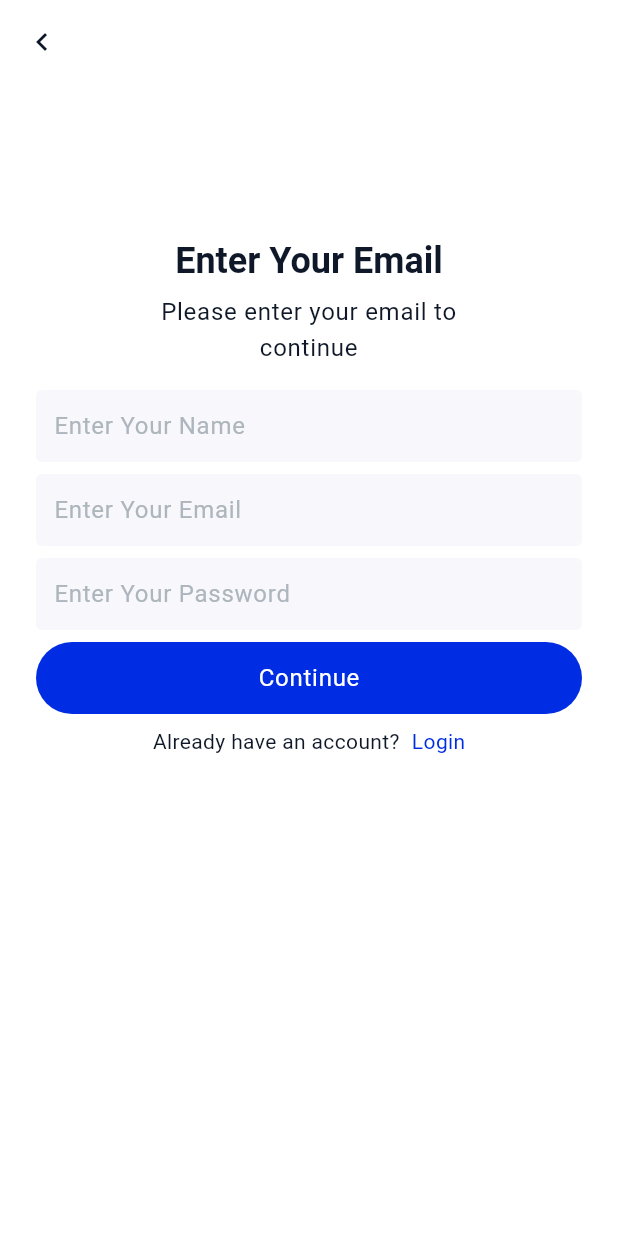
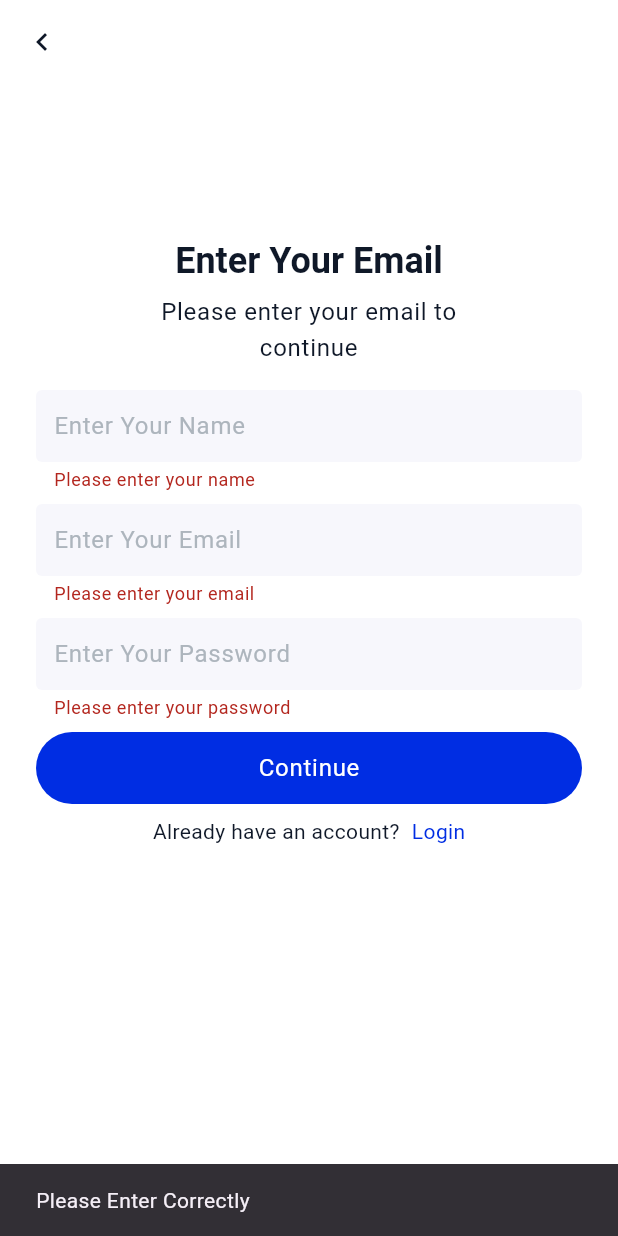
Before and after one commit to ThureinH-cloud/chat_app_riverpod, a Flutter app: the SignUpPage screen opened by its route, after a tap on "Continue", on a phone screen of 412 x 824 dp. Run offline on Flutter 3.47's test engine with Material 3 defaults, Android fonts, the phone set to English and light mode, and no system bars; our stand-ins replace dio, flutter_riverpod, get_it, go_router, pretty_dio_logger.

```diff
--- a/lib/common/const/url_const.dart
+++ b/lib/common/const/url_const.dart
@@ -1,3 +1,4 @@
 class UrlConst {
   static const String baseUrl = 'https://chatapis.rubylearner.com/';
+  static const String signup = "user/register";
 }
--- a/lib/common/routes/routes.dart
+++ b/lib/common/routes/routes.dart
@@ -1,5 +1,6 @@
 import 'package:chat_application/features/auth/login/pages/login_page.dart';
-import 'package:chat_application/features/auth/login/pages/sign_up_page.dart';
+import 'package:chat_application/features/auth/otp/pages/otp_page.dart';
+import 'package:chat_application/features/auth/sign_up/pages/sign_up_page.dart';
 import 'package:chat_application/features/splash/splash_screen.dart';
 import 'package:go_router/go_router.dart';
 
@@ -23,5 +24,11 @@ final router = GoRouter(
         return SignUpPage();
       },
     ),
+    GoRoute(
+      path: '/otp',
+      builder: (context, state) {
+        return OtpPage();
+      },
+    ),
   ],
 );
--- a/lib/features/auth/login/pages/sign_up_page.dart
+++ /dev/null
@@ -1,165 +0,0 @@
-import 'package:chat_application/common/theme/extension/color_brand.dart';
-import 'package:flutter/material.dart';
-import 'package:go_router/go_router.dart';
-
-import '../../../../common/widgets/brand_button.dart';
-
-class SignUpPage extends StatefulWidget {
-  const SignUpPage({super.key});
-
-  @override
-  State<SignUpPage> createState() => _SignUpPageState();
-}
-
-class _SignUpPageState extends State<SignUpPage> {
-  @override
-  Widget build(BuildContext context) {
-    ColorBrand colorBrand = Theme.of(context).extension<ColorBrand>()!;
-    ColorScheme colorScheme = Theme.of(context).colorScheme;
-    TextTheme textTheme = Theme.of(context).textTheme;
-    return Scaffold(
-      appBar: AppBar(
-        leading: IconButton(
-          onPressed: () {
-            context.pop();
-          },
-          icon: Icon(
-            Icons.chevron_left,
-          ),
-        ),
-      ),
-      body: Padding(
-        padding: const EdgeInsets.all(24.0),
-        child: SingleChildScrollView(
-          child: Column(
-            mainAxisAlignment: MainAxisAlignment.start,
-            children: [
-              Column(
-                children: [
-                  SizedBox(
-                    height: 80,
-                  ),
-                  Text(
-                    "Enter Your Email",
-                    style: textTheme.displayMedium?.copyWith(
-                      color: colorScheme.onSurface,
-                    ),
-                    textAlign: TextAlign.center,
-                  ),
-                  SizedBox(
-                    height: 8,
-                  ),
-                  SizedBox(
-                    width: 200,
-                    child: Text(
-                      "Please enter your email to continue",
-                      style: textTheme.bodyLarge?.copyWith(
-                        color: colorScheme.onSurface,
-                      ),
-                      textAlign: TextAlign.center,
-                    ),
-                  ),
-                ],
-              ),
-              SizedBox(
-                height: 16,
-              ),
-              TextFormField(
-                style: textTheme.bodyLarge
-                    ?.copyWith(color: colorScheme.onSurfaceVariant),
-                decoration: InputDecoration(
-                  contentPadding:
-                      EdgeInsets.symmetric(horizontal: 8, vertical: 6),
-                  fillColor: colorScheme.surfaceContainerHighest,
-                  filled: true,
-                  border: MaterialStateOutlineInputBorder.resolveWith(
-                    (_) {
-                      return OutlineInputBorder(
-                        borderRadius: BorderRadius.circular(4),
-                        borderSide: BorderSide.none,
-                      );
-                    },
-                  ),
-                  hintText: "Enter Your Name",
-                ),
-              ),
-              SizedBox(
-                height: 8,
-              ),
-              TextFormField(
-                style: textTheme.bodyLarge
-                    ?.copyWith(color: colorScheme.onSurfaceVariant),
-                decoration: InputDecoration(
-                  contentPadding:
-                      EdgeInsets.symmetric(horizontal: 8, vertical: 6),
-                  fillColor: colorScheme.surfaceContainerHighest,
-                  filled: true,
-                  border: MaterialStateOutlineInputBorder.resolveWith(
-                    (_) {
-                      return OutlineInputBorder(
-                        borderRadius: BorderRadius.circular(4),
-                        borderSide: BorderSide.none,
-                      );
-                    },
-                  ),
-                  hintText: "Enter Your Email",
-                ),
-              ),
-              SizedBox(
-                height: 8,
-              ),
-              TextFormField(
-                style: textTheme.bodyLarge
-                    ?.copyWith(color: colorScheme.onSurfaceVariant),
-                decoration: InputDecoration(
-                    contentPadding:
-                        EdgeInsets.symmetric(horizontal: 8, vertical: 6),
-                    fillColor: colorScheme.surfaceContainerHighest,
-                    filled: true,
-                    hintText: "Enter Your Password",
-                    border: MaterialStateOutlineInputBorder.resolveWith(
-                      (_) {
-                        return OutlineInputBorder(
-                            borderRadius: BorderRadius.circular(4),
-                            borderSide: BorderSide.none);
-                      },
-                    )),
-              ),
-              SizedBox(
-                height: 8,
-              ),
-              BrandButton(
-                text: "Continue",
-                onPressed: () {},
-              ),
-              SizedBox(
-                height: 8,
-              ),
-              Row(
-                mainAxisAlignment: MainAxisAlignment.center,
-                spacing: 8,
-                children: [
-                  Text(
-                    "Already have an account?",
-                    style: textTheme.bodyMedium
-                        ?.copyWith(color: colorScheme.onSurface),
-                  ),
-                  InkWell(
-                    onTap: () {
-                      context.push("/login");
-                    },
-                    child: Text(
-                      "Login",
-                      style: textTheme.bodyMedium
-                          ?.copyWith(color: colorBrand.brandDefault),
-                    ),
-                  ),
-                ],
-              ),
-            ],
-          ),
-        ),
-      ),
-    );
-  }
-}
--- /dev/null
+++ b/lib/features/auth/sign_up/data/model/sign_up_model.dart
@@ -0,0 +1,135 @@
+class SignUp {
+  SignUp({
+    this.status,
+    this.message,
+    this.data,
+  });
+
+  SignUp.fromJson(dynamic json) {
+    status = json['status'];
+    message = json['message'];
+    data = json['data'] != null ? Data.fromJson(json['data']) : null;
+  }
+  bool? status;
+  String? message;
+  Data? data;
+  SignUp copyWith({
+    bool? status,
+    String? message,
+    Data? data,
+  }) =>
+      SignUp(
+        status: status ?? this.status,
+        message: message ?? this.message,
+        data: data ?? this.data,
+      );
+  Map<String, dynamic> toJson() {
+    final map = <String, dynamic>{};
+    map['status'] = status;
+    map['message'] = message;
+    if (data != null) {
+      map['data'] = data?.toJson();
+    }
+    return map;
+  }
+}
+
+class Data {
+  Data({
+    this.user,
+    this.token,
+  });
+
+  Data.fromJson(dynamic json) {
+    user = json['user'] != null ? User.fromJson(json['user']) : null;
+    token = json['token'];
+  }
+  User? user;
+  String? token;
+  Data copyWith({
+    User? user,
+    String? token,
+  }) =>
+      Data(
+        user: user ?? this.user,
+        token: token ?? this.token,
+      );
+  Map<String, dynamic> toJson() {
+    final map = <String, dynamic>{};
+    if (user != null) {
+      map['user'] = user?.toJson();
+    }
+    map['token'] = token;
+    return map;
+  }
+}
+
+class User {
+  User({
+    this.id,
+    this.name,
+    this.cover,
+    this.email,
+    this.isVerified,
+    this.isBanned,
+    this.createdAt,
+    this.updatedAt,
+    this.v,
+  });
+
+  User.fromJson(dynamic json) {
+    id = json['_id'];
+    name = json['name'];
+    cover = json['cover'];
+    email = json['email'];
+    isVerified = json['is_verified'];
+    isBanned = json['is_banned'];
+    createdAt = json['createdAt'];
+    updatedAt = json['updatedAt'];
+    v = json['__v'];
+  }
+  String? id;
+  String? name;
+  dynamic cover;
+  String? email;
+  bool? isVerified;
+  bool? isBanned;
+  String? createdAt;
+  String? updatedAt;
+  num? v;
+  User copyWith({
+    String? id,
+    String? name,
+    dynamic cover,
+    String? email,
+    bool? isVerified,
+    bool? isBanned,
+    String? createdAt,
+    String? updatedAt,
+    num? v,
+  }) =>
+      User(
+        id: id ?? this.id,
+        name: name ?? this.name,
+        cover: cover ?? this.cover,
+        email: email ?? this.email,
+        isVerified: isVerified ?? this.isVerified,
+        isBanned: isBanned ?? this.isBanned,
+        createdAt: createdAt ?? this.createdAt,
+        updatedAt: updatedAt ?? this.updatedAt,
+        v: v ?? this.v,
+      );
+  Map<String, dynamic> toJson() {
+    final map = <String, dynamic>{};
+    map['_id'] = id;
+    map['name'] = name;
+    map['cover'] = cover;
+    map['email'] = email;
+    map['is_verified'] = isVerified;
+    map['is_banned'] = isBanned;
+    map['createdAt'] = createdAt;
+    map['updatedAt'] = updatedAt;
+    map['__v'] = v;
+    return map;
+  }
+}
--- /dev/null
+++ b/lib/features/auth/sign_up/data/services/signup_service.dart
@@ -0,0 +1,17 @@
+import 'package:chat_application/common/const/url_const.dart';
+import 'package:chat_application/di/locator.dart';
+import 'package:chat_application/features/auth/sign_up/data/model/sign_up_model.dart';
+import 'package:dio/dio.dart';
+
+class SignUpService {
+  final Dio _dio = getIt.get();
+  Future<SignUp> signup({
+    required String name,
+    required String email,
+    required String password,
+  }) async {
+    final res = await _dio.post(UrlConst.signup,
+        data: {"name": name, "email": email, "password": password});
+    return SignUp.fromJson(res.data);
+  }
+}
--- /dev/null
+++ b/lib/features/auth/sign_up/notifier/sign_up_state_model.dart
@@ -0,0 +1,28 @@
+import 'package:chat_application/features/auth/sign_up/data/model/sign_up_model.dart';
+
+class SignUpStateModel {
+  final bool isLoading;
+  final bool isSuccess;
+  final bool isFailed;
+  final SignUp? signUp;
+
+  SignUpStateModel({
+    this.isLoading = false,
+    this.isSuccess = false,
+    this.isFailed = false,
+    this.signUp,
+  });
+
+  SignUpStateModel copyWith({
+    bool? isLoading,
+    bool? isSuccess,
+    bool? isFailed,
+    SignUp? signUp,
+  }) {
+    return SignUpStateModel(
+        isLoading: isLoading ?? this.isLoading,
+        isSuccess: isSuccess ?? this.isSuccess,
+        isFailed: isFailed ?? this.isFailed,
+        signUp: signUp ?? this.signUp);
+  }
+}
--- /dev/null
+++ b/lib/features/auth/sign_up/notifier/sign_up_state_notifier.dart
@@ -0,0 +1,32 @@
+import 'package:chat_application/features/auth/sign_up/data/model/sign_up_model.dart';
+import 'package:chat_application/features/auth/sign_up/data/services/signup_service.dart';
+import 'package:chat_application/features/auth/sign_up/notifier/sign_up_state_model.dart';
+import 'package:flutter_riverpod/flutter_riverpod.dart';
+
+typedef SignUpStateProvider
+    = NotifierProvider<SignUpStateNotifier, SignUpStateModel>;
+
+class SignUpStateNotifier extends Notifier<SignUpStateModel> {
+  final SignUpService _signUpService = SignUpService();
+  @override
+  SignUpStateModel build() {
+    // TODO: implement build
+    return SignUpStateModel();
+  }
+
+  void signUp({
+    required String name,
+    required String email,
+    required String password,
+  }) async {
+    try {
+      state = state.copyWith(isLoading: true);
+      SignUp signUp = await _signUpService.signup(
+          name: name, email: email, password: password);
+      state = state.copyWith(isLoading: false, signUp: signUp);
+    } catch (e) {
+      print(e.toString());
+      state = state.copyWith(isLoading: false, isFailed: true);
+    }
+  }
+}
--- /dev/null
+++ b/lib/features/auth/sign_up/pages/sign_up_page.dart
@@ -0,0 +1,241 @@
+import 'package:chat_application/common/theme/extension/color_brand.dart';
+import 'package:chat_application/features/auth/sign_up/notifier/sign_up_state_model.dart';
+import 'package:chat_application/features/auth/sign_up/notifier/sign_up_state_notifier.dart';
+import 'package:flutter/material.dart';
+import 'package:flutter_riverpod/flutter_riverpod.dart';
+import 'package:go_router/go_router.dart';
+
+import '../../../../common/widgets/brand_button.dart';
+
+class SignUpPage extends ConsumerStatefulWidget {
+  const SignUpPage({super.key});
+
+  @override
+  ConsumerState<SignUpPage> createState() => _SignUpPageState();
+}
+
+class _SignUpPageState extends ConsumerState<SignUpPage> {
+  final SignUpStateProvider _provider = SignUpStateProvider(
+    () => SignUpStateNotifier(),
+  );
+  final _formKey = GlobalKey<FormState>();
+
+  final TextEditingController _nameController = TextEditingController();
+  final TextEditingController _emailController = TextEditingController();
+  final TextEditingController _passwordController = TextEditingController();
+  @override
+  Widget build(BuildContext context) {
+    ColorBrand colorBrand = Theme.of(context).extension<ColorBrand>()!;
+    ColorScheme colorScheme = Theme.of(context).colorScheme;
+    TextTheme textTheme = Theme.of(context).textTheme;
+    SignUpStateModel state = ref.watch(_provider);
+    return Scaffold(
+      appBar: AppBar(
+        leading: IconButton(
+          onPressed: () {
+            context.pop();
+          },
+          icon: Icon(
+            Icons.chevron_left,
+          ),
+        ),
+      ),
+      body: Padding(
+        padding: const EdgeInsets.all(24.0),
+        child: Column(
+          mainAxisAlignment: MainAxisAlignment.center,
+          children: [
+            if (state.isLoading == true)
+              Center(
+                child: CircularProgressIndicator.adaptive(),
+              ),
+            if (state.isLoading == false)
+              Expanded(
+                child: Column(
+                  children: [
+                    Column(
+                      children: [
+                        SizedBox(
+                          height: 80,
+                        ),
+                        Text(
+                          "Enter Your Email",
+                          style: textTheme.displayMedium?.copyWith(
+                            color: colorScheme.onSurface,
+                          ),
+                          textAlign: TextAlign.center,
+                        ),
+                        SizedBox(
+                          height: 8,
+                        ),
+                        SizedBox(
+                          width: 200,
+                          child: Text(
+                            "Please enter your email to continue",
+                            style: textTheme.bodyLarge?.copyWith(
+                              color: colorScheme.onSurface,
+                            ),
+                            textAlign: TextAlign.center,
+                          ),
+                        ),
+                      ],
+                    ),
+                    SizedBox(
+                      height: 16,
+                    ),
+                    Form(
+                      key: _formKey,
+                      child: Column(
+                        children: [
+                          TextFormField(
+                            controller: _nameController,
+                            validator: (value) {
+                              if (value == null || value.trim().isEmpty) {
+                                return "Please enter your name";
+                              }
+                              return null;
+                            },
+                            style: textTheme.bodyLarge
+                                ?.copyWith(color: colorScheme.onSurfaceVariant),
+                            decoration: InputDecoration(
+                              contentPadding: EdgeInsets.symmetric(
+                                  horizontal: 8, vertical: 6),
+                              fillColor: colorScheme.surfaceContainerHighest,
+                              filled: true,
+                              border:
+                                  MaterialStateOutlineInputBorder.resolveWith(
+                                (_) {
+                                  return OutlineInputBorder(
+                                    borderRadius: BorderRadius.circular(4),
+                                    borderSide: BorderSide.none,
+                                  );
+                                },
+                              ),
+                              hintText: "Enter Your Name",
+                            ),
+                          ),
+                          SizedBox(
+                            height: 8,
+                          ),
+                          TextFormField(
+                            controller: _emailController,
+                            keyboardType: TextInputType.emailAddress,
+                            validator: (value) {
+                              if (value == null || value.trim().isEmpty) {
+                                return "Please enter your email";
+                              }
+                              if (!RegExp(
+                                      r"^[a-zA-Z0-9.]+@[a-zA-Z0-9]+\.[a-zA-Z]+")
+                                  .hasMatch(value)) {
+                                return "Please enter a valid email";
+                              }
+                              return null;
+                            },
+                            style: textTheme.bodyLarge
+                                ?.copyWith(color: colorScheme.onSurfaceVariant),
+                            decoration: InputDecoration(
+                              contentPadding: EdgeInsets.symmetric(
+                                  horizontal: 8, vertical: 6),
+                              fillColor: colorScheme.surfaceContainerHighest,
+                              filled: true,
+                              border:
+                                  MaterialStateOutlineInputBorder.resolveWith(
+                                (_) {
+                                  return OutlineInputBorder(
+                                    borderRadius: BorderRadius.circular(4),
+                                    borderSide: BorderSide.none,
+                                  );
+                                },
+                              ),
+                              hintText: "Enter Your Email",
+                            ),
+                          ),
+                          SizedBox(
+                            height: 8,
+                          ),
+                          TextFormField(
+                            validator: (value) {
+                              if (value == null || value.trim().isEmpty) {
+                                return "Please enter your password";
+                              }
+                              if (value.length < 6) {
+                                return "Password must be at least 6 characters";
+                              }
+                              return null;
+                            },
+                            controller: _passwordController,
+                            style: textTheme.bodyLarge
+                                ?.copyWith(color: colorScheme.onSurfaceVariant),
+                            decoration: InputDecoration(
+                                contentPadding: EdgeInsets.symmetric(
+                                    horizontal: 8, vertical: 6),
+                                fillColor: colorScheme.surfaceContainerHighest,
+                                filled: true,
+                                hintText: "Enter Your Password",
+                                border:
+                                    MaterialStateOutlineInputBorder.resolveWith(
+                                  (_) {
+                                    return OutlineInputBorder(
+                                        borderRadius: BorderRadius.circular(4),
+                                        borderSide: BorderSide.none);
+                                  },
+                                )),
+                          ),
+                          SizedBox(
+                            height: 8,
+                          ),
+                          BrandButton(
+                            text: "Continue",
+                            onPressed: () {
+                              if (_formKey.currentState!.validate()) {
+                                ref.read(_provider.notifier).signUp(
+                                      name: _nameController.text,
+                                      email: _emailController.text,
+                                      password: _passwordController.text,
+                                    );
+                                context.push('');
+                              } else {
+                                ScaffoldMessenger.of(context).showSnackBar(
+                                  SnackBar(
+                                    content: Text("Please Enter Correctly"),
+                                  ),
+                                );
+                              }
+                            },
+                          ),
+                          SizedBox(
+                            height: 8,
+                          ),
+                          Row(
+                            mainAxisAlignment: MainAxisAlignment.center,
+                            spacing: 8,
+                            children: [
+                              Text(
+                                "Already have an account?",
+                                style: textTheme.bodyMedium
+                                    ?.copyWith(color: colorScheme.onSurface),
+                              ),
+                              InkWell(
+                                onTap: () {
+                                  context.push("/login");
+                                },
+                                child: Text(
+                                  "Login",
+                                  style: textTheme.bodyMedium?.copyWith(
+                                      color: colorBrand.brandDefault),
+                                ),
+                              ),
+                            ],
+                          ),
+                        ],
+                      ),
+                    )
+                  ],
+                ),
+              )
+          ],
+        ),
+      ),
+    );
+  }
+}
--- a/pubspec.yaml
+++ b/pubspec.yaml
@@ -38,6 +38,7 @@ dependencies:
   go_router: ^15.1.1
   get_it: ^8.0.3
   pretty_dio_logger: ^1.4.0
+  flutter_riverpod: ^2.6.1
 dev_dependencies:
   flutter_test:
     sdk: flutter
```
Also changed, not shown: lib/features/auth/otp/pages/otp_page.dart (added, +15 -0 lines), lib/main.dart (+6 -1 lines), pubspec.lock.
